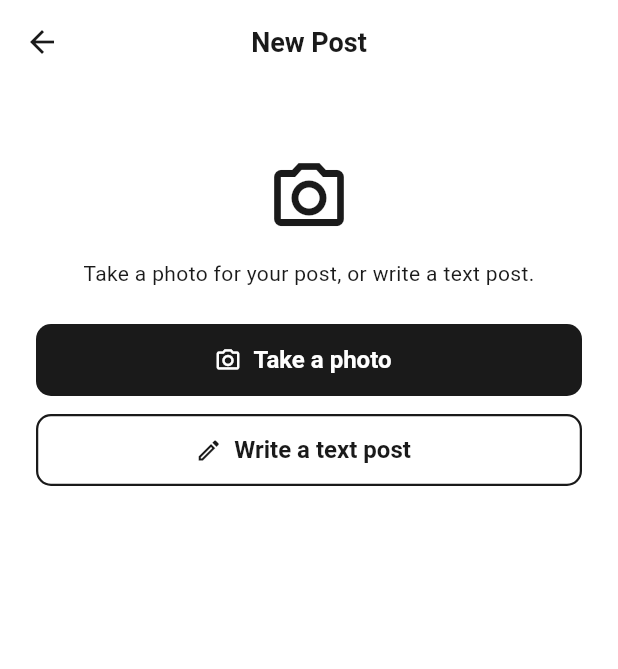
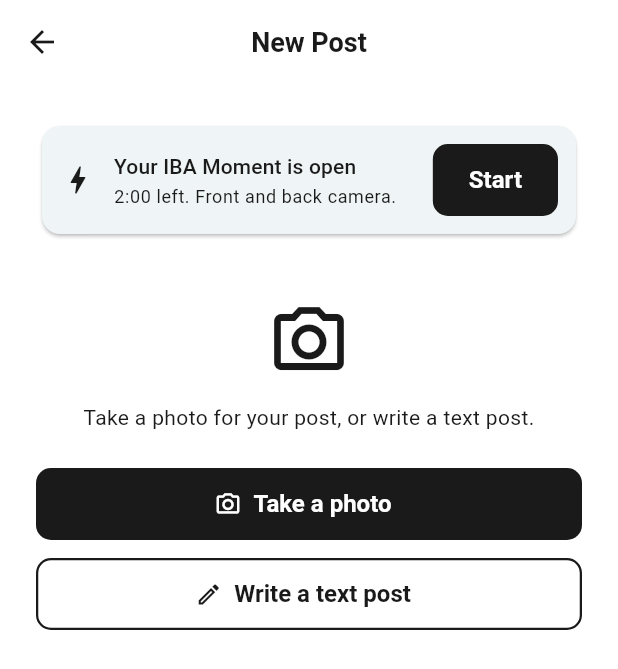
Before and after one commit to fatzzi/InIBA, a Flutter app: the CreatePostScreen screen opened directly, on a phone screen of 412 x 824 dp. Shown: the top 669 px of the screen. Run offline on Flutter 3.47's test engine with Material 3 defaults, Android fonts, the phone set to English and light mode, and no system bars; our stand-ins replace dio, flutter_riverpod, flutter_secure_storage, go_router, image_picker, permission_handler; accounts and stored records are empty.

Commit message:
SCRUM-44: IBA Moment front + back capture with 2-minute countdown

```diff
--- /dev/null
+++ b/mobile/lib/features/moment/moment_card.dart
@@ -0,0 +1,107 @@
+import 'package:flutter/material.dart';
+import 'package:flutter_riverpod/flutter_riverpod.dart';
+
+import '../../core/api_client.dart';
+import 'moment_capture_screen.dart';
+import 'moment_repository.dart';
+
+/// Top of New Post: is today's IBA Moment open, and the way into the capture screen (SCRUM-44).
+/// The push notification (SCRUM-43) will lead here too.
+class MomentCard extends ConsumerWidget {
+  const MomentCard({super.key, required this.onCaptured, this.captureScreenBuilder});
+
+  /// Called with both photos after the student taps "Use these photos".
+  final ValueChanged<MomentPhotos> onCaptured;
+
+  /// Injectable for tests; defaults to [MomentCaptureScreen].
+  final Widget Function(int secondsRemaining)? captureScreenBuilder;
+
+  Future<void> _start(BuildContext context, WidgetRef ref, MomentStatus status) async {
+    final seconds = status.secondsLeftAt(DateTime.now());
+    final photos = await Navigator.of(context).push<MomentPhotos>(
+      MaterialPageRoute(
+        builder: (_) => captureScreenBuilder?.call(seconds) ?? MomentCaptureScreen(secondsRemaining: seconds),
+      ),
+    );
+    if (photos != null) onCaptured(photos);
+    ref.invalidate(momentStatusProvider); // the window may have closed meanwhile
+  }
+
+  @override
+  Widget build(BuildContext context, WidgetRef ref) {
+    final scheme = Theme.of(context).colorScheme;
+    final status = ref.watch(momentStatusProvider);
+
+    final Widget content = status.when(
+      loading: () => const Padding(
+        padding: EdgeInsets.all(8),
+        child: Center(child: SizedBox.square(dimension: 24, child: CircularProgressIndicator(strokeWidth: 2))),
+      ),
+      error: (e, _) => _Row(
+        icon: Icons.cloud_off_outlined,
+        title: "Couldn't check your IBA Moment",
+        subtitle: e is ApiException ? e.message : 'Something went wrong.',
+        action: TextButton(onPressed: () => ref.invalidate(momentStatusProvider), child: const Text('Retry')),
+      ),
+      data: (s) {
+        if (s.alreadyPosted) {
+          return const _Row(
+            icon: Icons.check_circle_outline,
+            title: "You've posted today's IBA Moment",
+            subtitle: 'See you tomorrow.',
+          );
+        }
+        if (!s.active) {
+          return const _Row(
+            icon: Icons.notifications_none,
+            title: 'Your IBA Moment is not open right now',
+            subtitle: "You'll get a notification when it starts. Then you have 2 minutes.",
+          );
+        }
+        final left = s.secondsLeftAt(DateTime.now());
+        return _Row(
+          icon: Icons.bolt,
+          iconColor: scheme.primary,
+          title: 'Your IBA Moment is open',
+          subtitle: '${left ~/ 60}:${(left % 60).toString().padLeft(2, '0')} left. Front and back camera.',
+          action: FilledButton(onPressed: () => _start(context, ref, s), child: const Text('Start')),
+        );
+      },
+    );
+
+    return Card(
+      child: Padding(padding: const EdgeInsets.all(12), child: content),
+    );
+  }
+}
+
+class _Row extends StatelessWidget {
+  const _Row({required this.icon, required this.title, required this.subtitle, this.action, this.iconColor});
+
+  final IconData icon;
+  final Color? iconColor;
+  final String title;
+  final String subtitle;
+  final Widget? action;
+
+  @override
+  Widget build(BuildContext context) {
+    return Row(
+      children: [
+        Icon(icon, color: iconColor),
+        const SizedBox(width: 12),
+        Expanded(
+          child: Column(
+            crossAxisAlignment: CrossAxisAlignment.start,
+            children: [
+              Text(title, style: Theme.of(context).textTheme.titleSmall),
+              const SizedBox(height: 2),
+              Text(subtitle, style: Theme.of(context).textTheme.bodySmall),
+            ],
+          ),
+        ),
+        if (action != null) ...[const SizedBox(width: 8), action!],
+      ],
+    );
+  }
+}
--- /dev/null
+++ b/mobile/lib/features/moment/moment_repository.dart
@@ -0,0 +1,91 @@
+import 'package:flutter_riverpod/flutter_riverpod.dart';
+
+import '../../core/api_client.dart';
+import '../profile/profile_providers.dart' show apiBaseUrlProvider, authTokenProvider;
+
+/// Today's IBA Moment for the logged-in student (`GET /moments/current`, API doc 4.2).
+class MomentStatus {
+  MomentStatus({
+    required this.active,
+    required this.secondsRemaining,
+    required this.alreadyPosted,
+    required this.feedLocked,
+    DateTime? fetchedAt,
+  }) : fetchedAt = fetchedAt ?? DateTime.now();
+
+  factory MomentStatus.fromJson(Map<String, dynamic> json) => MomentStatus(
+    active: json['active'] as bool? ?? false,
+    secondsRemaining: (json['secondsRemaining'] as num?)?.toInt() ?? 0,
+    alreadyPosted: json['alreadyPosted'] as bool? ?? false,
+    feedLocked: json['feedLocked'] as bool? ?? false,
+  );
+
+  /// The window is open right now.
+  final bool active;
+
+  /// Seconds left in the window when this was fetched (0 when closed).
+  final int secondsRemaining;
+
+  /// Today's Moment is already posted; there is no second one.
+  final bool alreadyPosted;
+
+  final bool feedLocked;
+
+  /// When the app received this, so the countdown can subtract the time since.
+  final DateTime fetchedAt;
+
+  /// The student can start capturing now.
+  bool get canCapture => active && !alreadyPosted;
+
+  /// Seconds left at [now], counting from when the status arrived.
+  int secondsLeftAt(DateTime now) {
+    final left = secondsRemaining - now.difference(fetchedAt).inSeconds;
+    return left < 0 ? 0 : left;
+  }
+}
+
+abstract class MomentRepository {
+  Future<MomentStatus> fetchStatus();
+}
+
+class HttpMomentRepository implements MomentRepository {
+  HttpMomentRepository(this._api);
+
+  final ApiClient _api;
+
+  @override
+  Future<MomentStatus> fetchStatus() async => MomentStatus.fromJson(await _api.getJson('/moments/current'));
+}
+
+/// Used when no backend is configured: the window is always open with the full 2 minutes,
+/// so the capture flow can be tried on a phone without a server.
+class FakeMomentRepository implements MomentRepository {
+  FakeMomentRepository({this.status, this.failWith, this.latency = Duration.zero});
+
+  MomentStatus? status;
+  ApiException? failWith;
+  final Duration latency;
+  int calls = 0;
+
+  @override
+  Future<MomentStatus> fetchStatus() async {
+    calls++;
+    if (latency > Duration.zero) await Future<void>.delayed(latency);
+    if (failWith != null) throw failWith!;
+    return status ??
+        MomentStatus(active: true, secondsRemaining: kMomentWindowSeconds, alreadyPosted: false, feedLocked: true);
+  }
+}
+
+/// Length of the IBA Moment window (backend `moment_duration_seconds`).
+const kMomentWindowSeconds = 120;
+
+final momentRepositoryProvider = Provider<MomentRepository>((ref) {
+  final baseUrl = ref.watch(apiBaseUrlProvider);
+  if (baseUrl.isEmpty) return FakeMomentRepository();
+  return HttpMomentRepository(ApiClient(baseUrl: baseUrl, token: ref.watch(authTokenProvider)));
+});
+
+final momentStatusProvider = FutureProvider.autoDispose<MomentStatus>(
+  (ref) => ref.watch(momentRepositoryProvider).fetchStatus(),
+);
--- a/mobile/lib/screens/create_post_screen.dart
+++ b/mobile/lib/screens/create_post_screen.dart
@@ -2,13 +2,16 @@ import 'package:flutter/material.dart';
 import 'package:image_picker/image_picker.dart';
 
 import '../camera/camera_permission.dart';
+import '../camera/camera_permission_message.dart';
+import '../features/moment/moment_capture_screen.dart';
+import '../features/moment/moment_card.dart';
 import 'photo_preview_screen.dart';
 
-/// Create Post (Content Creation). Sprint 1 scope:
+/// Create Post (Content Creation).
 /// - SCRUM-73: ask for camera permission, explain what to do if it's denied
 /// - SCRUM-74: open the camera, take one photo, preview it (Retake / Use photo)
-/// Uploading the post (POST /posts) and the dual-camera IBA Moment (SCRUM-44)
-/// come in later sprints.
+/// - SCRUM-44: IBA Moment card at the top, leading to the front + back capture with a countdown
+/// Uploading the post (POST /posts) comes with the composer (SCRUM-45).
 class CreatePostScreen extends StatefulWidget {
   const CreatePostScreen({super.key, this.picker});
 
@@ -25,6 +28,7 @@ class _CreatePostScreenState extends State<CreatePostScreen> {
   /// Last permission problem, shown as a message card. Null = no problem.
   CameraAccess? _problem;
   XFile? _photo;
+  MomentPhotos? _moment;
   bool _busy = false;
 
   Future<void> _takePhoto() async {
@@ -74,8 +78,26 @@ class _CreatePostScreenState extends State<CreatePostScreen> {
       body: ListView(
         padding: const EdgeInsets.all(24),
         children: [
+          MomentCard(onCaptured: (photos) => setState(() => _moment = photos)),
+          const SizedBox(height: 16),
+          if (_moment != null) ...[
+            Row(
+              children: [
+                Expanded(child: _Thumb(label: 'Front', photo: _moment!.front)),
+                const SizedBox(width: 12),
+                Expanded(child: _Thumb(label: 'Back', photo: _moment!.back)),
+              ],
+            ),
+            const SizedBox(height: 8),
+            Text(
+              'IBA Moment ready. Posting it arrives with the post composer.',
+              textAlign: TextAlign.center,
+              style: Theme.of(context).textTheme.bodySmall,
+            ),
+            const SizedBox(height: 24),
+          ],
           if (_problem != null) ...[
-            _PermissionMessage(
+            CameraPermissionMessage(
               access: _problem!,
               onTryAgain: _takePhoto,
               onOpenSettings: openCameraSettings,
@@ -127,73 +149,23 @@ class _CreatePostScreenState extends State<CreatePostScreen> {
   }
 }
 
-/// SCRUM-73: the "helpful message" when the camera isn't allowed.
-class _PermissionMessage extends StatelessWidget {
-  const _PermissionMessage({
-    required this.access,
-    required this.onTryAgain,
-    required this.onOpenSettings,
-  });
+class _Thumb extends StatelessWidget {
+  const _Thumb({required this.label, required this.photo});
 
-  final CameraAccess access;
-  final VoidCallback onTryAgain;
-  final VoidCallback onOpenSettings;
+  final String label;
+  final XFile photo;
 
   @override
   Widget build(BuildContext context) {
-    final colors = Theme.of(context).colorScheme;
-    final (title, body) = switch (access) {
-      CameraAccess.blocked => (
-          'Camera is turned off for InIBA',
-          'You chose not to be asked again. Open Settings, tap Permissions and allow Camera.',
+    return Column(
+      children: [
+        ClipRRect(
+          borderRadius: BorderRadius.circular(12),
+          child: AspectRatio(aspectRatio: 3 / 4, child: PhotoView(photo: photo, fit: BoxFit.cover)),
         ),
-      CameraAccess.unsupported => (
-          'Camera not available here',
-          'Taking photos works on the Android or iPhone app. Run it on a phone or emulator.',
-        ),
-      _ => (
-          'InIBA needs your camera',
-          'The camera is used to take your IBA Moment and photo posts. '
-              'Nothing is captured until you press the shutter.',
-        ),
-    };
-
-    return Card(
-      color: colors.errorContainer,
-      child: Padding(
-        padding: const EdgeInsets.all(16),
-        child: Column(
-          crossAxisAlignment: CrossAxisAlignment.start,
-          children: [
-            Row(
-              children: [
-                Icon(Icons.no_photography_outlined, color: colors.onErrorContainer),
-                const SizedBox(width: 8),
-                Expanded(
-                  child: Text(
-                    title,
-                    style: Theme.of(context)
-                        .textTheme
-                        .titleMedium
-                        ?.copyWith(color: colors.onErrorContainer),
-                  ),
-                ),
-              ],
-            ),
-            const SizedBox(height: 8),
-            Text(body, style: TextStyle(color: colors.onErrorContainer)),
-            if (access != CameraAccess.unsupported) ...[
-              const SizedBox(height: 12),
-              Align(
-                alignment: Alignment.centerRight,
-                child: access == CameraAccess.blocked
-                    ? FilledButton(onPressed: onOpenSettings, child: const Text('Open Settings'))
-                    : FilledButton(onPressed: onTryAgain, child: const Text('Try again')),
-              ),
-            ],
-          ],
-        ),
-      ),
+        const SizedBox(height: 4),
+        Text(label, style: Theme.of(context).textTheme.bodySmall),
+      ],
     );
   }
 }
```
Also changed, not shown: mobile/lib/camera/camera_permission_message.dart (added, +72 -0 lines), mobile/lib/features/moment/moment_capture_screen.dart (added, +358 -0 lines), mobile/pubspec.lock, 2 other files.
